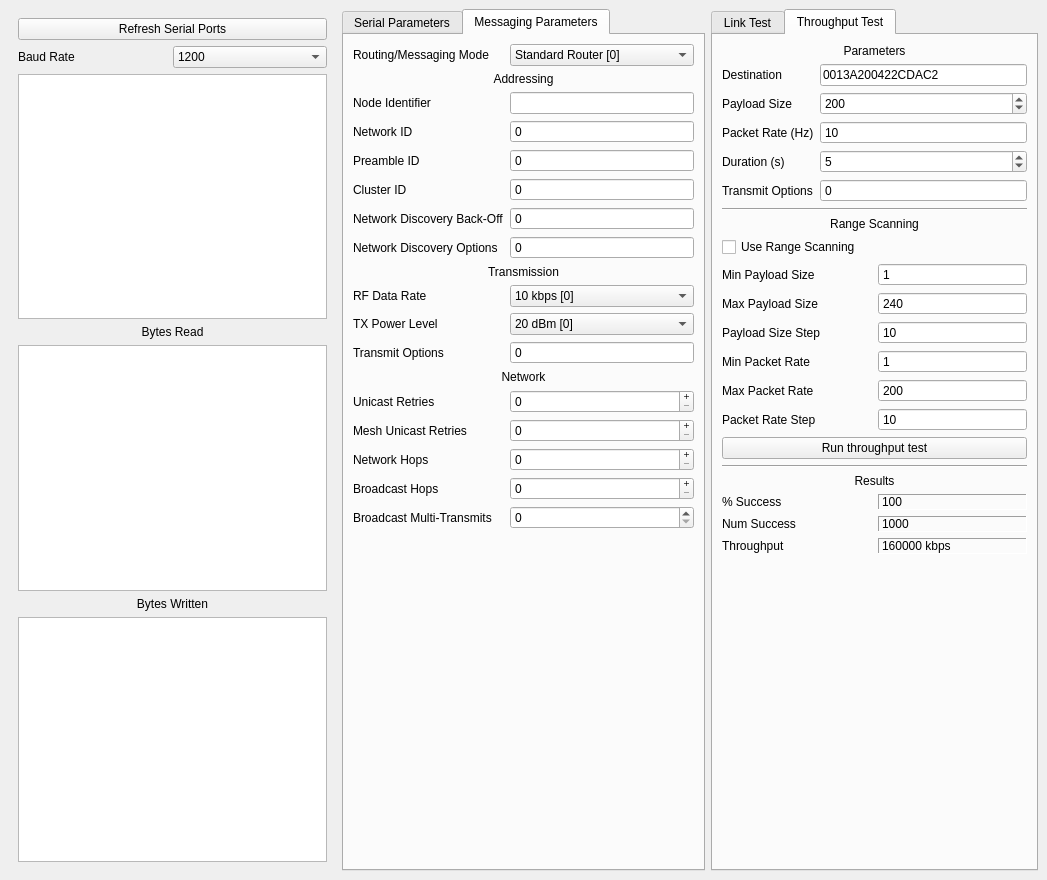
Qt form Frontend/Windows/RadioControlsWindow/RadioControlsWindow.ui (WPI-HPRC/gs-control-2024-2025) before a commit.
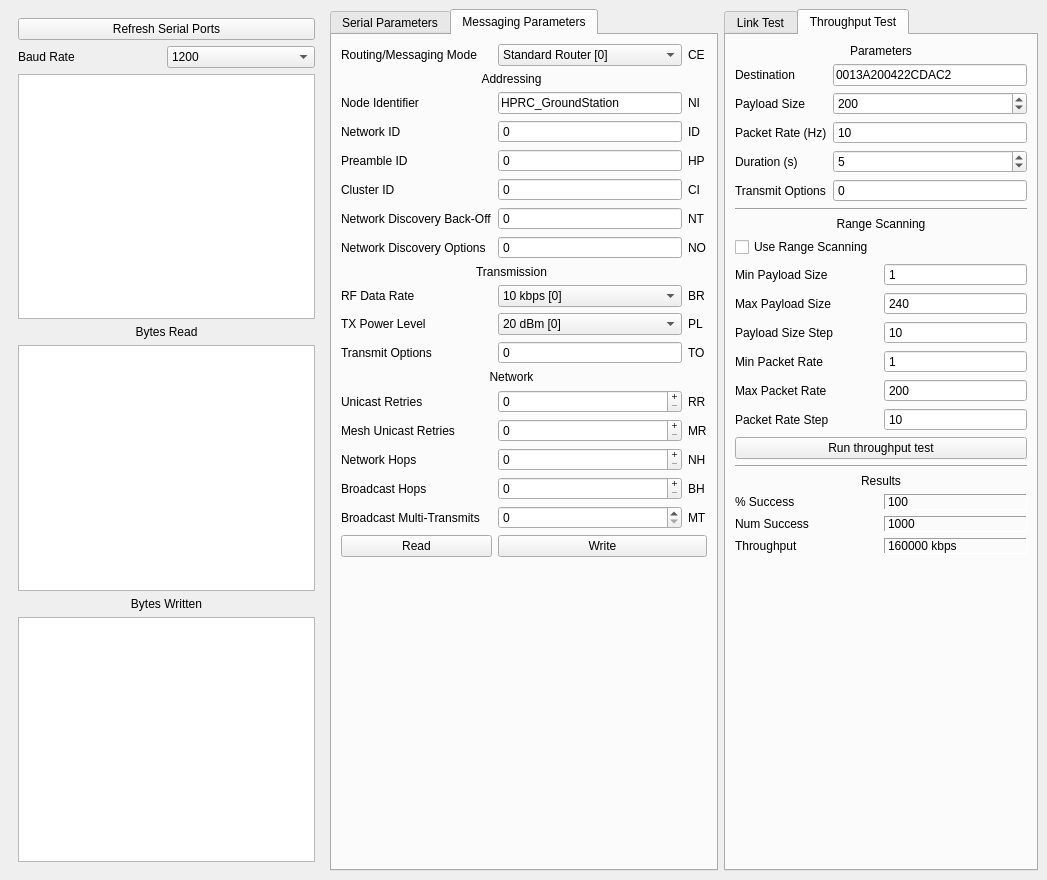
The same form after that commit. Custom widgets are drawn as their Qt base class.

Commit message: added functionality for reading messaging parameters

Patch:
```diff
--- a/Frontend/Windows/RadioControlsWindow/RadioControlsWindow.ui
+++ b/Frontend/Windows/RadioControlsWindow/RadioControlsWindow.ui
@@ -1306,48 +1306,116 @@
         <string>Messaging Parameters</string>
        </attribute>
        <layout class="QGridLayout" name="gridLayout_9">
-        <item row="18" column="0" colspan="2">
-         <spacer name="verticalSpacer_4">
-          <property name="orientation">
-           <enum>Qt::Orientation::Vertical</enum>
+        <item row="10" column="0">
+         <widget class="QLabel" name="label_51">
+          <property name="text">
+           <string>RF Data Rate</string>
           </property>
-          <property name="sizeHint" stdset="0">
-           <size>
-            <width>20</width>
-            <height>40</height>
-           </size>
-          </property>
-         </spacer>
+         </widget>
         </item>
-        <item row="13" column="0">
+        <item row="14" column="0">
          <widget class="QLabel" name="label_58">
           <property name="text">
            <string>Unicast Retries</string>
           </property>
          </widget>
         </item>
-        <item row="4" column="0">
+        <item row="5" column="0">
          <widget class="QLabel" name="label_47">
           <property name="text">
            <string>Preamble ID</string>
           </property>
          </widget>
         </item>
-        <item row="14" column="0">
+        <item row="7" column="1">
+         <widget class="QSpinBox" name="RadioParameters_NetworkDiscoveryBackOff">
+          <property name="buttonSymbols">
+           <enum>QAbstractSpinBox::ButtonSymbols::NoButtons</enum>
+          </property>
+          <property name="maximum">
+           <number>12000</number>
+          </property>
+          <property name="displayIntegerBase">
+           <number>16</number>
+          </property>
+         </widget>
+        </item>
+        <item row="5" column="2">
+         <widget class="QLabel" name="label_66">
+          <property name="text">
+           <string>HP</string>
+          </property>
+         </widget>
+        </item>
+        <item row="12" column="2">
+         <widget class="QLabel" name="label_72">
+          <property name="text">
+           <string>TO</string>
+          </property>
+         </widget>
+        </item>
+        <item row="16" column="1">
+         <widget class="QSpinBox" name="RadioParameters_NetworkHops">
+          <property name="buttonSymbols">
+           <enum>QAbstractSpinBox::ButtonSymbols::PlusMinus</enum>
+          </property>
+          <property name="maximum">
+           <number>32</number>
+          </property>
+          <property name="displayIntegerBase">
+           <number>16</number>
+          </property>
+         </widget>
+        </item>
+        <item row="17" column="2">
+         <widget class="QLabel" name="label_76">
+          <property name="text">
+           <string>BH</string>
+          </property>
+         </widget>
+        </item>
+        <item row="15" column="0">
          <widget class="QLabel" name="label_57">
           <property name="text">
            <string>Mesh Unicast Retries</string>
           </property>
          </widget>
         </item>
-        <item row="15" column="0">
+        <item row="14" column="1">
+         <widget class="QSpinBox" name="RadioParameters_UnicastRetries">
+          <property name="buttonSymbols">
+           <enum>QAbstractSpinBox::ButtonSymbols::PlusMinus</enum>
+          </property>
+          <property name="maximum">
+           <number>16</number>
+          </property>
+          <property name="displayIntegerBase">
+           <number>16</number>
+          </property>
+         </widget>
+        </item>
+        <item row="16" column="0">
          <widget class="QLabel" name="label_55">
           <property name="text">
            <string>Network Hops</string>
           </property>
          </widget>
         </item>
-        <item row="1" column="0" colspan="2">
+        <item row="6" column="2">
+         <widget class="QLabel" name="label_67">
+          <property name="text">
+           <string>CI</string>
+          </property>
+         </widget>
+        </item>
+        <item row="3" column="2">
+         <widget class="QLabel" name="label_64">
+          <property name="text">
+           <string>NI</string>
+          </property>
+         </widget>
+        </item>
+        <item row="2" column="0" colspan="2">
          <widget class="QLabel" name="label_48">
           <property name="text">
            <string>Addressing</string>
@@ -1357,35 +1425,113 @@
           </property>
          </widget>
         </item>
-        <item row="3" column="0">
+        <item row="0" column="2">
+         <widget class="QLabel" name="label_63">
+          <property name="text">
+           <string>CE</string>
+          </property>
+         </widget>
+        </item>
+        <item row="7" column="2">
+         <widget class="QLabel" name="label_68">
+          <property name="text">
+           <string>NT</string>
+          </property>
+         </widget>
+        </item>
+        <item row="4" column="0">
          <widget class="QLabel" name="label_46">
           <property name="text">
            <string>Network ID</string>
           </property>
          </widget>
         </item>
-        <item row="10" column="0">
+        <item row="11" column="0">
          <widget class="QLabel" name="label_52">
           <property name="text">
            <string>TX Power Level</string>
           </property>
          </widget>
         </item>
-        <item row="16" column="0">
+        <item row="17" column="0">
          <widget class="QLabel" name="label_56">
           <property name="text">
            <string>Broadcast Hops</string>
           </property>
          </widget>
         </item>
-        <item row="11" column="0">
+        <item row="18" column="2">
+         <widget class="QLabel" name="label_77">
+          <property name="text">
+           <string>MT</string>
+          </property>
+         </widget>
+        </item>
+        <item row="11" column="2">
+         <widget class="QLabel" name="label_71">
+          <property name="text">
+           <string>PL</string>
+          </property>
+         </widget>
+        </item>
+        <item row="19" column="0">
+         <widget class="QPushButton" name="RadioParameters_Messaging_ReadButton">
+          <property name="text">
+           <string>Read</string>
+          </property>
+         </widget>
+        </item>
+        <item row="8" column="0">
+         <widget class="QLabel" name="label_61">
+          <property name="text">
+           <string>Network Discovery Options</string>
+          </property>
+         </widget>
+        </item>
+        <item row="12" column="0">
          <widget class="QLabel" name="label_53">
           <property name="text">
            <string>Transmit Options</string>
           </property>
          </widget>
         </item>
-        <item row="5" column="1">
+        <item row="10" column="1">
+         <widget class="QComboBox" name="RadioParameters_RfDataRate">
+          <property name="enabled">
+           <bool>true</bool>
+          </property>
+          <item>
+           <property name="text">
+            <string>10 kbps [0]</string>
+           </property>
+          </item>
+          <item>
+           <property name="text">
+            <string>110 kbps [1]</string>
+           </property>
+          </item>
+          <item>
+           <property name="text">
+            <string>250 kbps [2]</string>
+           </property>
+          </item>
+         </widget>
+        </item>
+        <item row="18" column="0">
+         <widget class="QLabel" name="label_62">
+          <property name="text">
+           <string>Broadcast Multi-Transmits</string>
+          </property>
+         </widget>
+        </item>
+        <item row="19" column="1" colspan="2">
+         <widget class="QPushButton" name="RadioParameters_Messaging_WriteButton">
+          <property name="text">
+           <string>Write</string>
+          </property>
+         </widget>
+        </item>
+        <item row="6" column="1">
          <widget class="QSpinBox" name="RadioParameters_ClusterID">
           <property name="buttonSymbols">
            <enum>QAbstractSpinBox::ButtonSymbols::NoButtons</enum>
@@ -1398,7 +1544,28 @@
           </property>
          </widget>
         </item>
-        <item row="12" column="0" colspan="2">
+        <item row="15" column="2">
+         <widget class="QLabel" name="label_74">
+          <property name="text">
+           <string>MR</string>
+          </property>
+         </widget>
+        </item>
+        <item row="18" column="1">
+         <widget class="QSpinBox" name="RadioParameters_BroadcastMultiTransmits">
+          <property name="maximum">
+           <number>5</number>
+          </property>
+         </widget>
+        </item>
+        <item row="8" column="2">
+         <widget class="QLabel" name="label_69">
+          <property name="text">
+           <string>NO</string>
+          </property>
+         </widget>
+        </item>
+        <item row="13" column="0" colspan="2">
          <widget class="QLabel" name="label_54">
           <property name="text">
            <string>Network</string>
@@ -1408,7 +1575,7 @@
           </property>
          </widget>
         </item>
-        <item row="8" column="0" colspan="2">
+        <item row="9" column="0" colspan="2">
          <widget class="QLabel" name="label_50">
           <property name="text">
            <string>Transmission</string>
@@ -1418,7 +1585,7 @@
           </property>
          </widget>
         </item>
-        <item row="2" column="0">
+        <item row="3" column="0">
          <widget class="QLabel" name="label_49">
           <property name="text">
            <string>Node Identifier</string>
@@ -1432,207 +1599,30 @@
           </property>
          </widget>
         </item>
-        <item row="5" column="0">
+        <item row="6" column="0">
          <widget class="QLabel" name="label_45">
           <property name="text">
            <string>Cluster ID</string>
           </property>
          </widget>
         </item>
-        <item row="6" column="0">
+        <item row="5" column="1">
+         <widget class="QSpinBox" name="RadioParameters_PreambleID">
+          <property name="buttonSymbols">
+           <enum>QAbstractSpinBox::ButtonSymbols::NoButtons</enum>
+          </property>
+          <property name="maximum">
+           <number>9</number>
+          </property>
+         </widget>
+        </item>
+        <item row="7" column="0">
          <widget class="QLabel" name="label_60">
           <property name="text">
            <string>Network Discovery Back-Off</string>
           </property>
          </widget>
         </item>
-        <item row="9" column="0">
-         <widget class="QLabel" name="label_51">
-          <property name="text">
-           <string>RF Data Rate</string>
-          </property>
-         </widget>
-        </item>
-        <item row="7" column="0">
-         <widget class="QLabel" name="label_61">
-          <property name="text">
-           <string>Network Discovery Options</string>
-          </property>
-         </widget>
-        </item>
-        <item row="3" column="1">
-         <widget class="QSpinBox" name="RadioParamaters_NetworkID">
-          <property name="buttonSymbols">
-           <enum>QAbstractSpinBox::ButtonSymbols::NoButtons</enum>
-          </property>
-          <property name="maximum">
-           <number>32767</number>
-          </property>
-          <property name="displayIntegerBase">
-           <number>16</number>
-          </property>
-         </widget>
-        </item>
-        <item row="4" column="1">
-         <widget class="QSpinBox" name="RadioParamaters_PreambleID">
-          <property name="buttonSymbols">
-           <enum>QAbstractSpinBox::ButtonSymbols::NoButtons</enum>
-          </property>
-          <property name="maximum">
-           <number>9</number>
-          </property>
-         </widget>
-        </item>
-        <item row="6" column="1">
-         <widget class="QSpinBox" name="RadioParamaters_NetworkDiscoveryBackOff">
-          <property name="buttonSymbols">
-           <enum>QAbstractSpinBox::ButtonSymbols::NoButtons</enum>
-          </property>
-          <property name="maximum">
-           <number>12000</number>
-          </property>
-          <property name="displayIntegerBase">
-           <number>16</number>
-          </property>
-         </widget>
-        </item>
-        <item row="7" column="1">
-         <widget class="QSpinBox" name="RadioParamaters_NetworkDiscoveryOptions">
-          <property name="buttonSymbols">
-           <enum>QAbstractSpinBox::ButtonSymbols::NoButtons</enum>
-          </property>
-          <property name="maximum">
-           <number>7</number>
-          </property>
-         </widget>
-        </item>
-        <item row="2" column="1">
-         <widget class="QLineEdit" name="RadioParamaters_NodeIdentifier">
-          <property name="maxLength">
-           <number>20</number>
-          </property>
-         </widget>
-        </item>
-        <item row="9" column="1">
-         <widget class="QComboBox" name="RadioParamaters_RfDataRate">
-          <property name="enabled">
-           <bool>true</bool>
-          </property>
-          <item>
-           <property name="text">
-            <string>10 kbps [0]</string>
-           </property>
-          </item>
-          <item>
-           <property name="text">
-            <string>110 kbps [1]</string>
-           </property>
-          </item>
-          <item>
-           <property name="text">
-            <string>250 kbps [2]</string>
-           </property>
-          </item>
-         </widget>
-        </item>
-        <item row="10" column="1">
-         <widget class="QComboBox" name="RadioParamaters_TxPowerLevel">
-          <item>
-           <property name="text">
-            <string>20 dBm [0]</string>
-           </property>
-          </item>
-          <item>
-           <property name="text">
-            <string>27 dBm [1]</string>
-           </property>
-          </item>
-          <item>
-           <property name="text">
-            <string>30 dBm [2]</string>
-           </property>
-          </item>
-         </widget>
-        </item>
-        <item row="11" column="1">
-         <widget class="QSpinBox" name="RadioParamaters_TransmitOptions">
-          <property name="buttonSymbols">
-           <enum>QAbstractSpinBox::ButtonSymbols::NoButtons</enum>
-          </property>
-          <property name="maximum">
-           <number>255</number>
-          </property>
-          <property name="displayIntegerBase">
-           <number>16</number>
-          </property>
-         </widget>
-        </item>
-        <item row="13" column="1">
-         <widget class="QSpinBox" name="RadioParamaters_UnicastRetries">
-          <property name="buttonSymbols">
-           <enum>QAbstractSpinBox::ButtonSymbols::PlusMinus</enum>
-          </property>
-          <property name="maximum">
-           <number>16</number>
-          </property>
-          <property name="displayIntegerBase">
-           <number>16</number>
-          </property>
-         </widget>
-        </item>
-        <item row="14" column="1">
-         <widget class="QSpinBox" name="RadioParamaters_MeshUnicastRetries">
-          <property name="buttonSymbols">
-           <enum>QAbstractSpinBox::ButtonSymbols::PlusMinus</enum>
-          </property>
-          <property name="maximum">
-           <number>7</number>
-          </property>
-          <property name="displayIntegerBase">
-           <number>16</number>
-          </property>
-         </widget>
-        </item>
-        <item row="15" column="1">
-         <widget class="QSpinBox" name="RadioParamaters_NetworkHops">
-          <property name="buttonSymbols">
-           <enum>QAbstractSpinBox::ButtonSymbols::PlusMinus</enum>
-          </property>
-          <property name="maximum">
-           <number>32</number>
-          </property>
-          <property name="displayIntegerBase">
-           <number>16</number>
-          </property>
-         </widget>
-        </item>
-        <item row="16" column="1">
-         <widget class="QSpinBox" name="RadioParamaters_BroadcastHops">
-          <property name="buttonSymbols">
-           <enum>QAbstractSpinBox::ButtonSymbols::PlusMinus</enum>
-          </property>
-          <property name="maximum">
-           <number>32</number>
-          </property>
-          <property name="displayIntegerBase">
-           <number>16</number>
-          </property>
-         </widget>
-        </item>
-        <item row="17" column="0">
-         <widget class="QLabel" name="label_62">
-          <property name="text">
-           <string>Broadcast Multi-Transmits</string>
-          </property>
-         </widget>
-        </item>
-        <item row="17" column="1">
-         <widget class="QSpinBox" name="RadioParamaters_BroadcastMultiTransmits">
-          <property name="maximum">
-           <number>5</number>
-          </property>
-         </widget>
-        </item>
         <item row="0" column="1">
          <widget class="QComboBox" name="RadioParamaters_MessagingMode">
           <item>
@@ -1672,6 +1662,151 @@
           </item>
          </widget>
         </item>
+        <item row="10" column="2">
+         <widget class="QLabel" name="label_70">
+          <property name="text">
+           <string>BR</string>
+          </property>
+         </widget>
+        </item>
+        <item row="15" column="1">
+         <widget class="QSpinBox" name="RadioParameters_MeshUnicastRetries">
+          <property name="buttonSymbols">
+           <enum>QAbstractSpinBox::ButtonSymbols::PlusMinus</enum>
+          </property>
+          <property name="maximum">
+           <number>7</number>
+          </property>
+          <property name="displayIntegerBase">
+           <number>16</number>
+          </property>
+         </widget>
+        </item>
+        <item row="4" column="1">
+         <widget class="QSpinBox" name="RadioParameters_NetworkID">
+          <property name="buttonSymbols">
+           <enum>QAbstractSpinBox::ButtonSymbols::NoButtons</enum>
+          </property>
+          <property name="maximum">
+           <number>32767</number>
+          </property>
+          <property name="displayIntegerBase">
+           <number>16</number>
+          </property>
+         </widget>
+        </item>
+        <item row="12" column="1">
+         <widget class="QSpinBox" name="RadioParameters_TransmitOptions">
+          <property name="buttonSymbols">
+           <enum>QAbstractSpinBox::ButtonSymbols::NoButtons</enum>
+          </property>
+          <property name="maximum">
+           <number>255</number>
+          </property>
+          <property name="displayIntegerBase">
+           <number>16</number>
+          </property>
+         </widget>
+        </item>
+        <item row="4" column="2">
+         <widget class="QLabel" name="label_65">
+          <property name="text">
+           <string>ID</string>
+          </property>
+         </widget>
+        </item>
+        <item row="16" column="2">
+         <widget class="QLabel" name="label_75">
+          <property name="text">
+           <string>NH</string>
+          </property>
+         </widget>
+        </item>
+        <item row="3" column="1">
+         <widget class="QLineEdit" name="RadioParameters_NodeIdentifier">
+          <property name="text">
+           <string>HPRC_GroundStation</string>
+          </property>
+          <property name="maxLength">
+           <number>20</number>
+          </property>
+         </widget>
+        </item>
+        <item row="14" column="2">
+         <widget class="QLabel" name="label_73">
+          <property name="text">
+           <string>RR</string>
+          </property>
+         </widget>
+        </item>
+        <item row="8" column="1">
+         <widget class="QSpinBox" name="RadioParameters_NetworkDiscoveryOptions">
+          <property name="buttonSymbols">
+           <enum>QAbstractSpinBox::ButtonSymbols::NoButtons</enum>
+          </property>
+          <property name="maximum">
+           <number>7</number>
+          </property>
+         </widget>
+        </item>
+        <item row="17" column="1">
+         <widget class="QSpinBox" name="RadioParameters_BroadcastHops">
+          <property name="buttonSymbols">
+           <enum>QAbstractSpinBox::ButtonSymbols::PlusMinus</enum>
+          </property>
+          <property name="maximum">
+           <number>32</number>
+          </property>
+          <property name="displayIntegerBase">
+           <number>16</number>
+          </property>
+         </widget>
+        </item>
+        <item row="11" column="1">
+         <widget class="QComboBox" name="RadioParameters_TxPowerLevel">
+          <item>
+           <property name="text">
+            <string>20 dBm [0]</string>
+           </property>
+          </item>
+          <item>
+           <property name="text">
+            <string>27 dBm [1]</string>
+           </property>
+          </item>
+          <item>
+           <property name="text">
+            <string>30 dBm [2]</string>
+           </property>
+          </item>
+         </widget>
+        </item>
+        <item row="21" column="1" colspan="2">
+         <spacer name="horizontalSpacer_2">
+          <property name="orientation">
+           <enum>Qt::Orientation::Horizontal</enum>
+          </property>
+          <property name="sizeHint" stdset="0">
+           <size>
+            <width>40</width>
+            <height>20</height>
+           </size>
+          </property>
+         </spacer>
+        </item>
+        <item row="20" column="0">
+         <spacer name="verticalSpacer_4">
+          <property name="orientation">
+           <enum>Qt::Orientation::Vertical</enum>
+          </property>
+          <property name="sizeHint" stdset="0">
+           <size>
+            <width>20</width>
+            <height>40</height>
+           </size>
+          </property>
+         </spacer>
+        </item>
        </layout>
       </widget>
      </widget>
```
Left out of the diff: 200 changed lines with no effect on the pictures. The commit also changes 4 other files.
